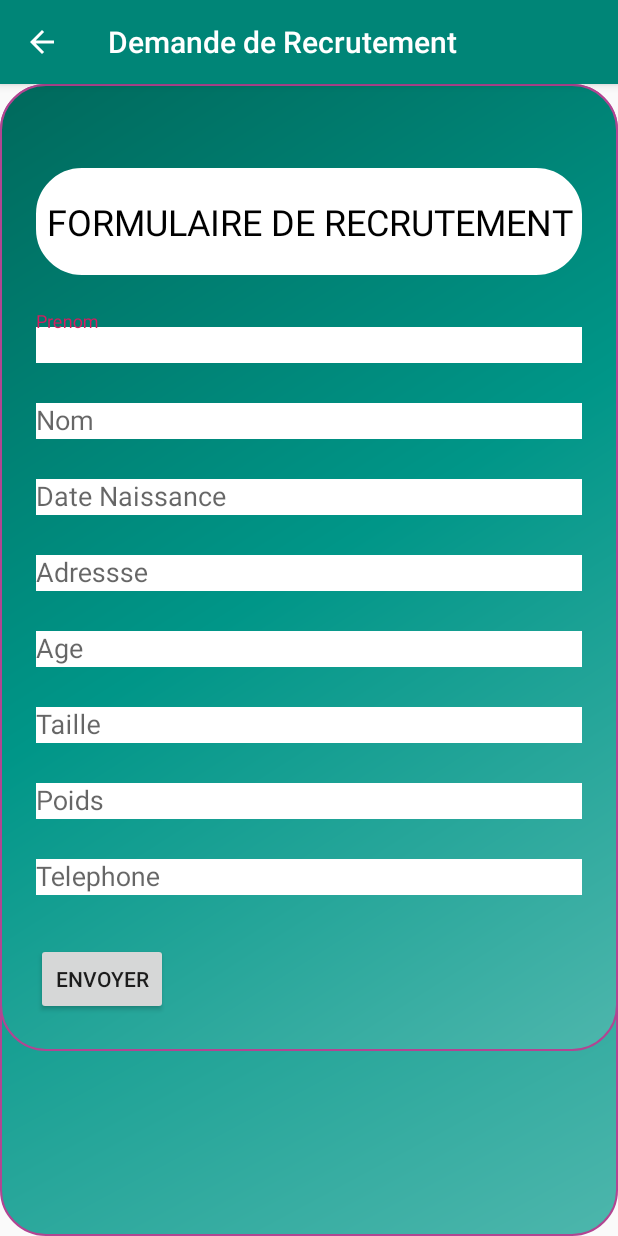
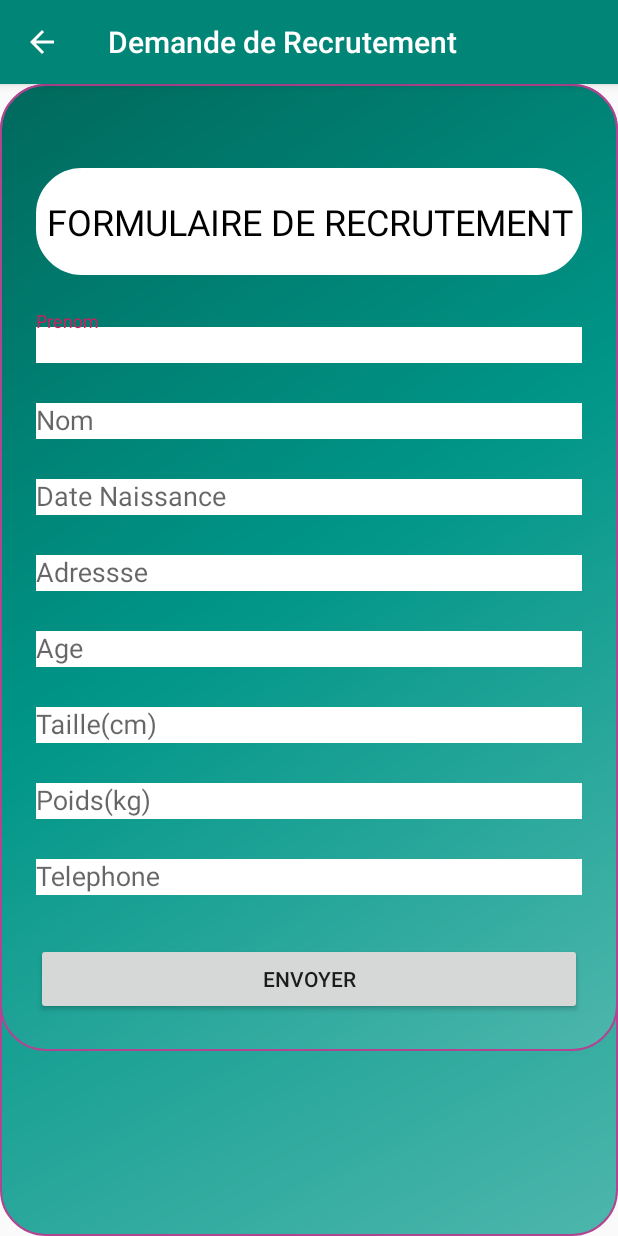
Before and after one commit to seydouba95/Projet_Mobile, an Android app: the Deposer screen opened directly, with no data from a screen before it, on a phone screen of 412 x 824 dp. Run offline under Robolectric (Android 15) with nearby library versions, the phone set to English and light mode, and no system bars; our stand-ins replace Firebase (no records; nobody signed in at launch, a user with empty details on screens opened directly); 1 statement that could not run was skipped.

Commit message:
changement au niveau du design du formulaire de recrutement

```diff
--- a/app/src/main/res/layout/deposer.xml
+++ b/app/src/main/res/layout/deposer.xml
@@ -146,7 +146,7 @@
                 android:layout_height="24dp"
 
                 android:background="@android:color/white"
-                android:hint="Taille"
+                android:hint="Taille(cm)"
                 android:inputType="number" />
         </android.support.design.widget.TextInputLayout>
 
@@ -165,7 +165,7 @@
                 android:layout_height="24dp"
 
                 android:background="@android:color/white"
-                android:hint="Poids"
+                android:hint="Poids(kg)"
                 android:inputType="number" />
         </android.support.design.widget.TextInputLayout>
 
@@ -194,8 +194,8 @@
         <!-- bouton envoie -->
         <android.support.v7.widget.AppCompatButton
             android:id="@+id/btn_envoi"
-            android:layout_width="wrap_content"
-            android:layout_height="wrap_content"
+            android:layout_width="match_parent"
+            android:layout_height="match_parent"
             android:layout_marginTop="24dp"
             android:layout_marginBottom="24dp"
             android:onClick="insert"
```
